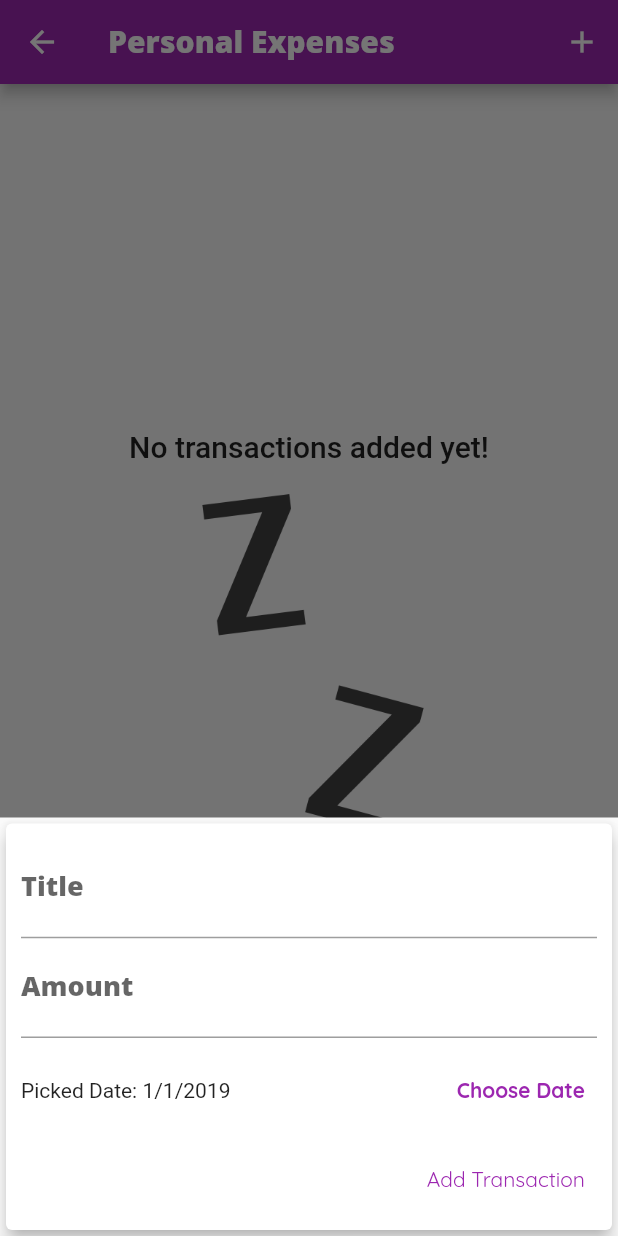
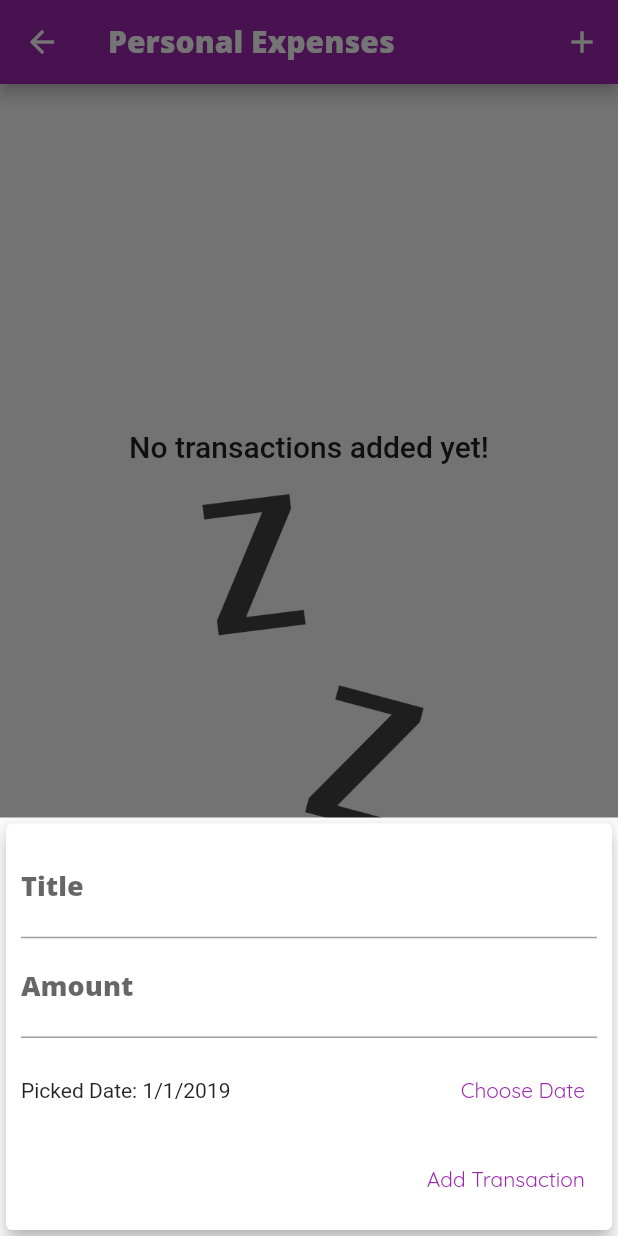
Before and after one commit to gurkay/my_widget_libs, a Flutter app: the ScreenMaxFirstApp screen opened by its route, after a tap on the "add" icon, on a phone screen of 412 x 824 dp. Run offline on Flutter 3.47's test engine with Material 2 defaults, Android fonts, the light colour scheme and no system bars; our stand-ins replace google_fonts; statements that could not run were skipped.

Commit message:
new codes

```diff
--- a/lib/widgets/new_transaction.dart
+++ b/lib/widgets/new_transaction.dart
@@ -21,7 +21,7 @@ class NewTransaction extends StatefulWidget {
 class _NewTransactionState extends State<NewTransaction> {
   final _titleController = TextEditingController();
   final _amountController = TextEditingController();
-  late DateTime _selectedDate;
+  DateTime _selectedDate = DateTime.parse('2019-01-01');
 
   _NewtransactionState() {
     print('Constructor NewTransaction State');
@@ -30,7 +30,7 @@ class _NewTransactionState extends State<NewTransaction> {
   @override
   void initState() {
     print('initState()');
-    _selectedDate = DateTime.parse('2019-01-01');
+    //_selectedDate = DateTime.parse('2019-01-01');
     super.initState();
   }
 
@@ -66,6 +66,7 @@ class _NewTransactionState extends State<NewTransaction> {
   }
 
   void _presentDatePicker() {
+    print('_presentDatePicker() call...!');
     showDatePicker(
       context: context,
       initialDate: DateTime.now(),
@@ -80,7 +81,6 @@ class _NewTransactionState extends State<NewTransaction> {
         _selectedDate = pickedDate;
       });
     });
-    print('_presentDatePicker()');
   }
 
   @override
@@ -120,9 +120,9 @@ class _NewTransactionState extends State<NewTransaction> {
                             : 'Picked Date: ${DateFormat.yMd().format(_selectedDate)}',
                       ),
                     ),
-                    AdaptiveFlatButton(
-                      text: 'Choose Date',
-                      handler: _presentDatePicker,
+                    TextButton(
+                      onPressed: _presentDatePicker,
+                      child: const Text('Choose Date'),
                     ),
                   ],
                 ),
```
Also changed, not shown: lib/controllers/data_question.dart (+9 -0 lines).
